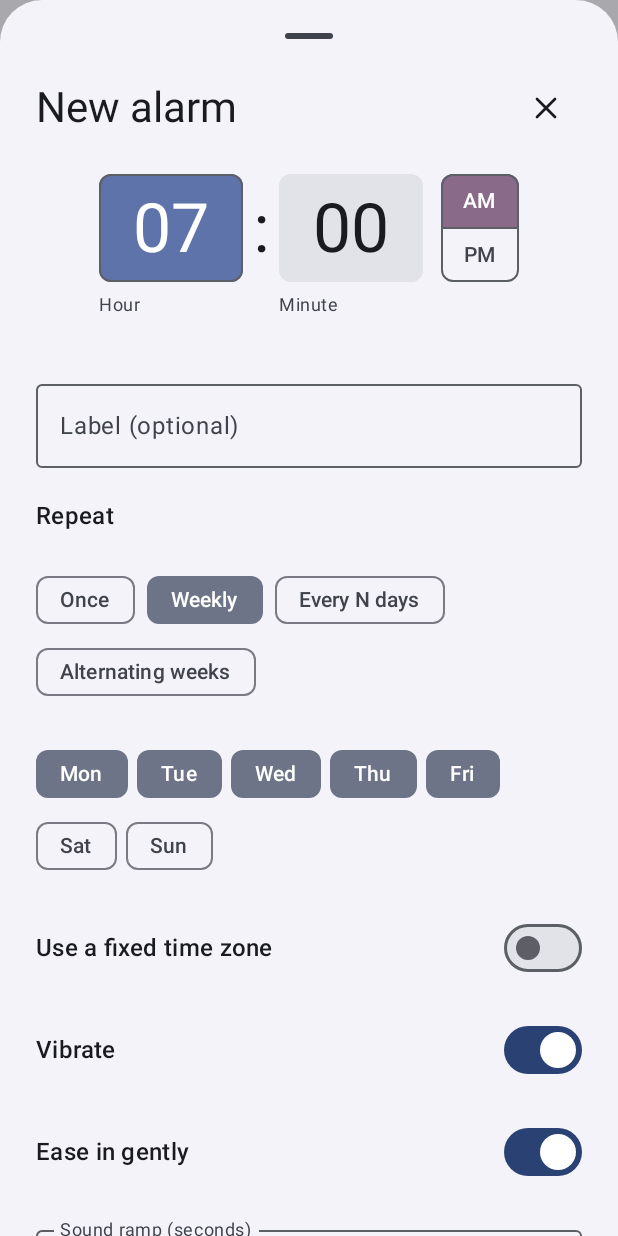
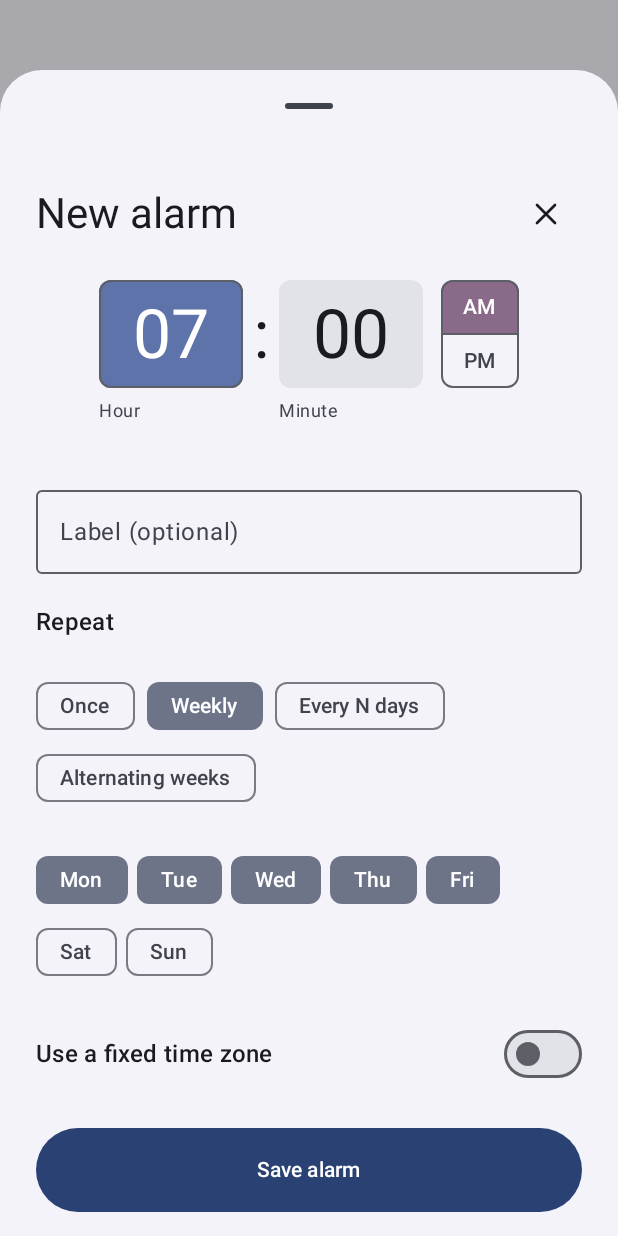
Before and after one commit to BananaJeanss/solsleep, an Android app built with Jetpack Compose: the composable AlarmEditor called with empty values, after a tap on "Weekly", on a phone screen of 412 x 824 dp. Run offline under Robolectric (Android 15) with nearby library versions, the light colour scheme and no system bars; our stand-ins replace Material 3 Expressive styles (plain Material 3 is drawn); 1 statement that could not run was skipped; 2 other taps on this screen came first.

Commit message:
Serialize first journal opens and keep alarm Save fixed above the keyboard

```diff
--- a/app/src/main/java/dev/bananajeans/solsleep/ui/AlarmHome.kt
+++ b/app/src/main/java/dev/bananajeans/solsleep/ui/AlarmHome.kt
@@ -238,6 +238,7 @@ import kotlinx.coroutines.delay
     val context=LocalContext.current
     val keyboard=LocalSoftwareKeyboardController.current
     val focus=LocalFocusManager.current
+    val draftId=rememberSaveable {rule?.id ?: UUID.randomUUID().toString()}
     val locale=LocalConfiguration.current.locales[0]
     val time=rememberTimePickerState(initialHour=rule?.time?.hour ?: 7,initialMinute=rule?.time?.minute ?: 0,
         is24Hour=DateFormat.is24HourFormat(context))
@@ -279,8 +280,9 @@ import kotlinx.coroutines.delay
     val valid=repeat!=null && zone!=null && future && snooze.toIntOrNull() in 1..60 &&
         limit.toIntOrNull() in 0..10 && (!gentle || ramp.toIntOrNull() in 1..120)
     ModalBottomSheet(onDismissRequest=onDismiss,sheetState=rememberBottomSheetState(initialValue=SheetValue.Hidden,enabledValues=setOf(SheetValue.Hidden,SheetValue.Expanded))) {
-        Column(Modifier.fillMaxWidth().verticalScroll(rememberScrollState()).imePadding()
-            .padding(start=24.dp,end=24.dp,bottom=24.dp),verticalArrangement=Arrangement.spacedBy(20.dp)) {
+        Column(Modifier.fillMaxWidth().fillMaxHeight(0.94f).imePadding()) {
+        Column(Modifier.fillMaxWidth().weight(1f).verticalScroll(rememberScrollState())
+            .padding(24.dp).testTag("alarm_editor_$draftId"),verticalArrangement=Arrangement.spacedBy(20.dp)) {
             Row(Modifier.fillMaxWidth(),verticalAlignment=Alignment.CenterVertically) {
                 Text(stringResource(if(rule==null) R.string.new_alarm else R.string.edit_alarm),style=MaterialTheme.typography.headlineMedium,
                     modifier=Modifier.weight(1f))
@@ -329,14 +331,17 @@ import kotlinx.coroutines.delay
             if(gentle) NumberSetting(R.string.ramp_seconds,ramp,{ramp=it},1..120,"ramp_seconds")
             NumberSetting(R.string.snooze_duration,snooze,{snooze=it},1..60,"snooze_minutes")
             NumberSetting(R.string.snooze_limit,limit,{limit=it},0..10,"snooze_limit")
+        }
+        Column(Modifier.fillMaxWidth().padding(horizontal=24.dp).padding(bottom=16.dp)) {
             Button(enabled=!busy && valid,onClick={
-                val base=rule ?: AlarmRule(UUID.randomUUID().toString(),local,requireNotNull(repeat))
+                val base=rule ?: AlarmRule(draftId,local,requireNotNull(repeat))
                 onSave(base.copy(time=local,repeat=requireNotNull(repeat),label=label.trim(),vibrate=vibrate,
                     zoneId=if(fixedZone) requireNotNull(zone).id else null,rampSeconds=if(gentle) ramp.toInt() else 0,
                     snoozeMinutes=snooze.toInt(),snoozeLimit=limit.toInt()))
             },modifier=Modifier.fillMaxWidth().heightIn(min=56.dp).testTag("save_alarm")) {
                 Text(stringResource(R.string.save))
             }
+        }
         }
     }
     if(showDate) {
```
Also changed, not shown: app/src/main/java/dev/bananajeans/solsleep/data/JournalStore.kt (+11 -4 lines), 2 other files.
